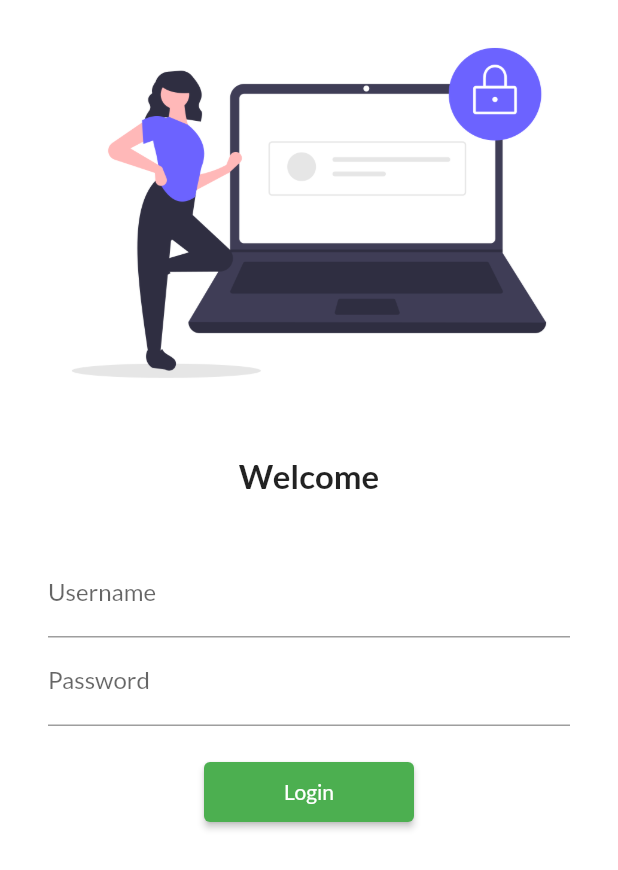
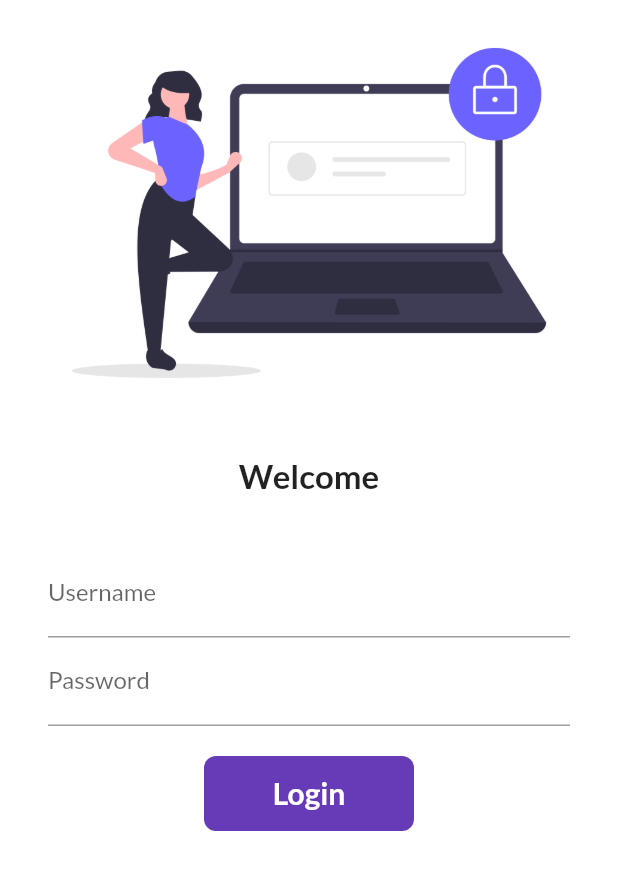
Before and after one commit to vasukushwah/flutter-catelog, a Flutter app: the screen it shows after launch, on a phone screen of 412 x 824 dp. Shown: the top 870 px of the screen. Run offline on Flutter 3.47's test engine with Material 2 defaults, Android fonts, the phone set to English and light mode, and no system bars; our stand-ins replace google_fonts.

Commit message:
- day5 compeleted

```diff
--- a/lib/main.dart
+++ b/lib/main.dart
@@ -14,7 +14,7 @@ class MyApp extends StatelessWidget {
   Widget build(BuildContext context) {
     return MaterialApp(
       theme: ThemeData(
-        primarySwatch: Colors.green,
+        primarySwatch: Colors.deepPurple,
         fontFamily: GoogleFonts.lato().fontFamily),
       initialRoute: "/login",
       debugShowCheckedModeBanner: false,
--- a/lib/pages/login.dart
+++ b/lib/pages/login.dart
@@ -1,9 +1,16 @@
 import 'package:flutter/material.dart';
 import 'package:flutter_catelog/utils/routes.dart';
 
-class Login extends StatelessWidget {
+class Login extends StatefulWidget {
   const Login({ Key? key }) : super(key: key);
 
+  @override
+  _LoginState createState() => _LoginState();
+}
+
+class _LoginState extends State<Login> {
+
+  bool changeButton = false;
   @override
   Widget build(BuildContext context) {
     return Material(
@@ -39,6 +46,12 @@ class Login extends StatelessWidget {
               ),
               TextFormField(
                 obscureText: true,
+                validator: (value) {
+                  if (value == null || value.isEmpty) {
+                    return 'Please enter some text';
+                  }
+                  return null;
+                },
                 decoration: InputDecoration(
                   hintText:"Enter password",
                   labelText: "Password"
@@ -47,12 +60,40 @@ class Login extends StatelessWidget {
               SizedBox(
                 height: 20.0,
               ),
-              ElevatedButton(
-                onPressed: (){
+              InkWell(
+                onTap: () async{
+                  setState(() {
+                    changeButton = true;
+                  });
+
+                  await Future.delayed(Duration(seconds: 1));
                   Navigator.pushNamed(context, MyRoutes.homeRoute);
                 },
-                child: Text("Login"),
-                style: TextButton.styleFrom(minimumSize: Size(140, 40)),)
+                child: AnimatedContainer(
+                  duration: Duration(seconds: 1),
+                  width: changeButton? 50: 140,
+                  height: 50,
+                  alignment: Alignment.center,
+                  child: changeButton ? Icon(Icons.done,color: Colors.white,) : Text(
+                    "Login",
+                    style: TextStyle(
+                      color: Colors.white,
+                      fontWeight: FontWeight.bold,
+                      fontSize: 20,
+                    )
+                  ),
+                  decoration: BoxDecoration(
+                    color: Colors.deepPurple,
+                    borderRadius: BorderRadius.circular(changeButton? 50 : 8),
+                  ),
+                ),
+              ),
+              // ElevatedButton(
+              //   onPressed: (){
+              //     Navigator.pushNamed(context, MyRoutes.homeRoute);
+              //   },
+              //   child: Text("Login"),
+              //   style: TextButton.styleFrom(minimumSize: Size(140, 40)),)
             ],
             ),
           )
```
